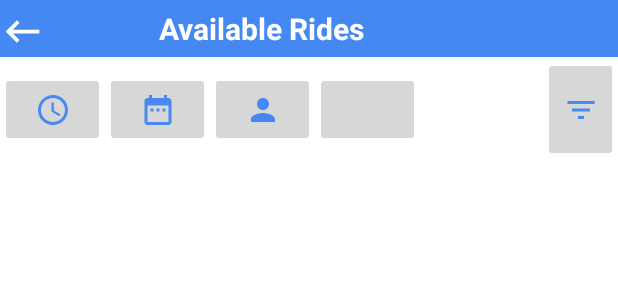
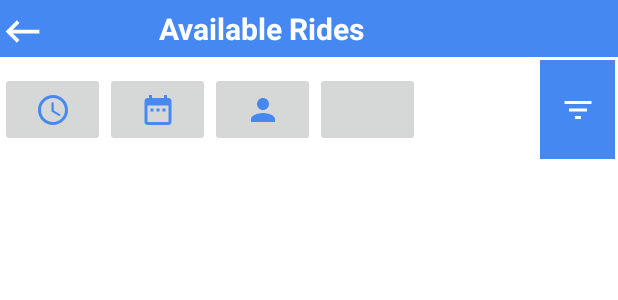
Before and after one commit to Soko-Aerial/LiftAndPay-Passenger, an Android app: the layout activity_searched_rides.xml on its own in the app's theme, with its tools: preview values and no code run, on a phone screen of 412 x 824 dp. Shown: the top 300 px of the screen. Run offline under Robolectric (Android 15) with nearby library versions, the phone set to English and light mode, and no system bars.

```diff
--- a/app/src/main/res/layout/activity_chat_avr.xml
+++ b/app/src/main/res/layout/activity_chat_avr.xml
@@ -26,7 +26,6 @@
             android:layout_marginEnd="6dp"
             app:shapeAppearance="@style/ShapeAppearance.CircularBorder"
             android:layout_marginBottom="6dp"
-
             android:src="@drawable/person_img" />
 
 
--- a/app/src/main/res/layout/activity_pending_ridemap.xml
+++ b/app/src/main/res/layout/activity_pending_ridemap.xml
@@ -3,7 +3,8 @@
     xmlns:app="http://schemas.android.com/apk/res-auto"
     xmlns:tools="http://schemas.android.com/tools"
     android:layout_width="match_parent"
-    android:layout_height="match_parent">
+    android:layout_height="match_parent"
+    android:keepScreenOn="true">
 
 
     <com.mapbox.mapboxsdk.maps.MapView
--- a/app/src/main/res/layout/activity_searched_rides.xml
+++ b/app/src/main/res/layout/activity_searched_rides.xml
@@ -5,6 +5,7 @@
     android:layout_width="match_parent"
     android:layout_height="match_parent"
     android:orientation="vertical"
+    android:animateLayoutChanges="true"
     tools:context=".SearchedRide.SearchedRides">
 
     <LinearLayout
@@ -39,6 +40,7 @@
             />
     </LinearLayout>
 
+
     <LinearLayout
         android:layout_width="match_parent"
         android:layout_height="70dp"
@@ -49,10 +51,12 @@
             android:layout_weight="1"
             android:foregroundGravity="center"
             android:layout_gravity="center"
-            android:scrollbars="horizontal"
+            android:scrollbars="vertical"
             android:scrollbarAlwaysDrawHorizontalTrack="true"
             android:layout_height="wrap_content"
             >
+
+
 
             <LinearLayout
                 android:layout_width="match_parent"
@@ -60,12 +64,14 @@
                 android:orientation="horizontal">
 
             <ImageButton
+                android:id="@+id/timeFilterId"
                 android:layout_width="70dp"
                 android:layout_height="50dp"
                 android:src="@drawable/img_time"
                 android:contentDescription="TIME FILTER" />
 
             <ImageButton
+                android:id="@+id/dateFilterId"
                 android:layout_width="70dp"
                 android:layout_height="match_parent"
                 android:src="@drawable/img_date"
@@ -73,6 +79,7 @@
                 />
 
                 <ImageButton
+                    android:id="@+id/seatFilterId"
                     android:layout_width="70dp"
                     android:layout_height="match_parent"
                     android:src="@drawable/person_img"
@@ -90,13 +97,58 @@
         </ScrollView>
 
         <ImageButton
+            android:id="@+id/filterBtnId"
             android:layout_width="50dp"
             android:layout_height="match_parent"
             android:layout_gravity="center"
+            android:layout_margin="2dp"
             android:src="@drawable/img_filter"
+
+            android:background="@color/primaryColors"
+            app:tint="@color/white"
             android:contentDescription="FILTER BUTTON"
         />
     </LinearLayout>
+
+    <TimePicker
+        android:id="@+id/timePickerId"
+        android:layout_width="match_parent"
+        android:layout_height="100dp"
+        android:timePickerMode="spinner"
+        android:animateLayoutChanges="true"
+        android:visibility="gone"
+        android:background="@color/extraFadedBlue"
+        />
+
+    <DatePicker
+        android:id="@+id/datePickerId"
+        android:layout_width="match_parent"
+        android:layout_height="100dp"
+        android:calendarViewShown="false"
+        android:minDate="01/01/2022"
+        android:maxDate="01/01/2023"
+        android:animateLayoutChanges="true"
+        android:visibility="gone"
+        android:background="@color/extraFadedBlue"
+        android:datePickerMode="spinner"/>
+
+
+    <EditText
+        android:id="@+id/seatPickerId"
+        android:layout_width="match_parent"
+        android:padding="5dp"
+        android:maxLength="1"
+        android:inputType="numberSigned"
+        android:layout_height="100dp"
+        android:gravity="center"
+        app:searchIcon="@color/transparent"
+        app:queryHint="Enter number of seats"
+        android:textSize="22sp"
+        android:animateLayoutChanges="true"
+        android:hint="Enter number of seats"
+        android:visibility="gone"
+        android:background="@color/extraFadedBlue"
+        />
 
     <androidx.recyclerview.widget.RecyclerView
         android:layout_width="match_parent"
```
Also changed, not shown: app/src/main/java/com/example/liftandpay_passenger/AVR_Activities/PickUpLocationActivity.java (+56 -1 lines), app/src/main/java/com/example/liftandpay_passenger/ProfileSetup/ProfileSettings.java (+6 -4 lines), app/src/main/java/com/example/liftandpay_passenger/SearchedRide/SearchedRides.java (+140 -1 lines), app/src/main/res/layout/activity_check_map.xml (+15 -19 lines), app/src/main/res/layout/activity_sign_up.xml (+8 -23 lines).
